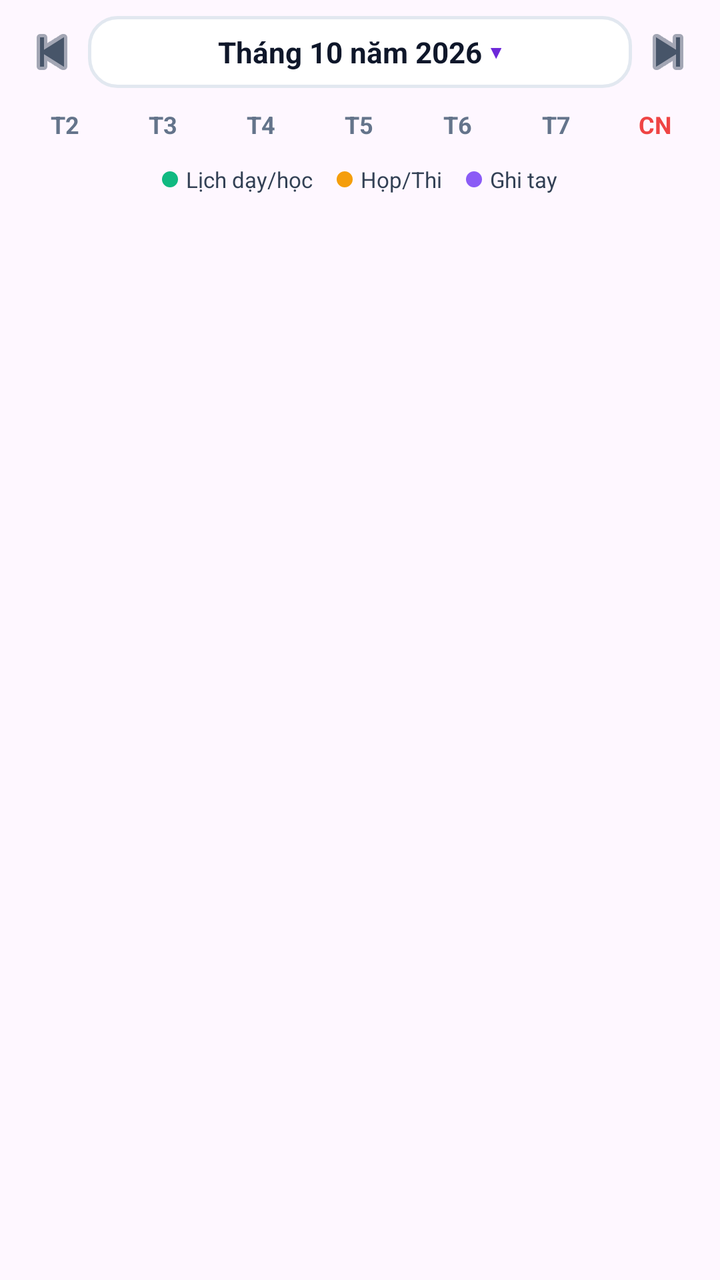
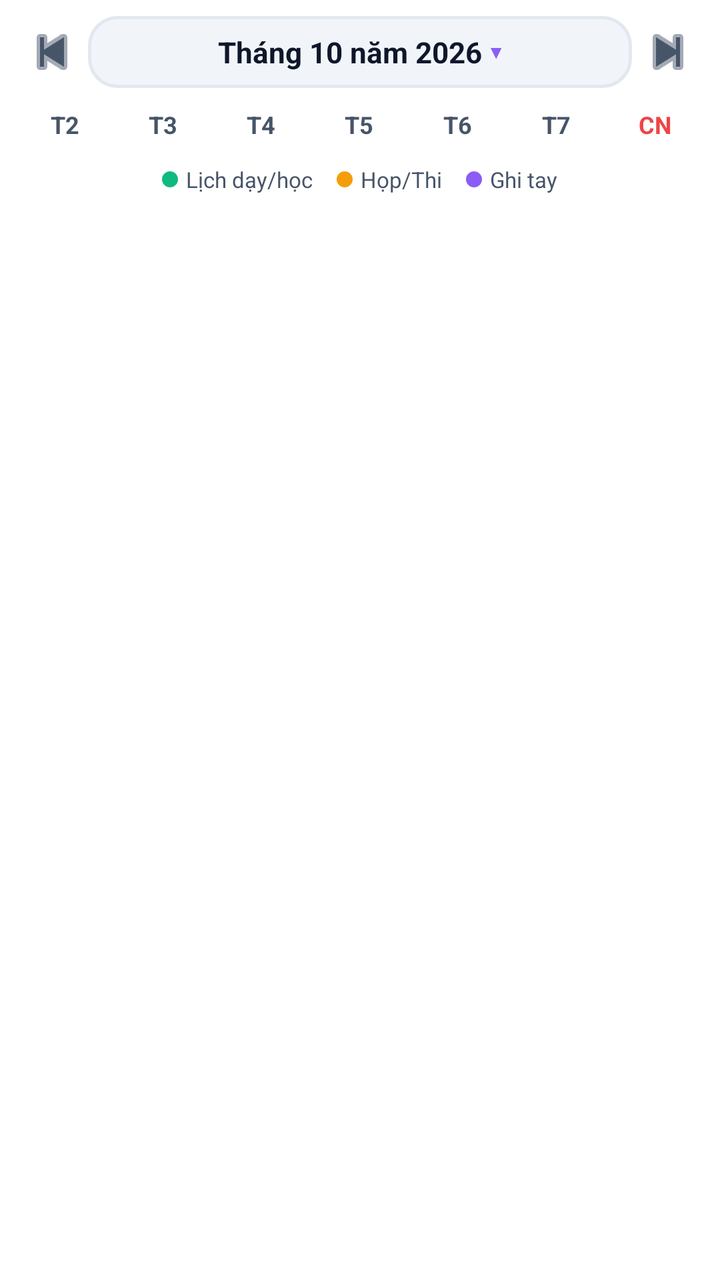

An Android layout rendered at two revisions. The XML below is the earlier revision; the diff shows what the commit changed to produce the second picture.
<!-- AndroidManifest.xml: application theme Theme.LectuPlan -->
<!-- res/layout/view_custom_calendar.xml -->
<?xml version="1.0" encoding="utf-8"?>
<LinearLayout xmlns:android="http://schemas.android.com/apk/res/android"
    android:id="@+id/layoutCustomCalendarRoot"
    android:layout_width="match_parent"
    android:layout_height="wrap_content"
    android:orientation="vertical"
    android:padding="8dp">

    
    <LinearLayout
        android:layout_width="match_parent"
        android:layout_height="wrap_content"
        android:orientation="horizontal"
        android:gravity="center_vertical"
        android:paddingBottom="6dp">

        <ImageButton
            android:id="@+id/btnCalPrevMonth"
            android:layout_width="36dp"
            android:layout_height="36dp"
            android:background="?attr/selectableItemBackgroundBorderless"
            android:src="@android:drawable/ic_media_previous"
            android:tint="#475569"
            android:contentDescription="Tháng trước" />

        <LinearLayout
            android:id="@+id/btnPickMonthYear"
            android:layout_width="0dp"
            android:layout_height="36dp"
            android:layout_weight="1"
            android:orientation="horizontal"
            android:gravity="center"
            android:background="@drawable/bg_search_input"
            android:paddingHorizontal="10dp"
            android:clickable="true"
            android:focusable="true">

            <TextView
                android:id="@+id/tvCalMonthTitle"
                android:layout_width="wrap_content"
                android:layout_height="wrap_content"
                android:text="Tháng 10 năm 2026"
                android:textColor="#0F172A"
                android:textSize="14.5sp"
                android:textStyle="bold" />

            <TextView
                android:layout_width="wrap_content"
                android:layout_height="wrap_content"
                android:text=" ▾"
                android:textColor="#6D28D9"
                android:textSize="16sp"
                android:textStyle="bold" />
        </LinearLayout>

        <ImageButton
            android:id="@+id/btnCalNextMonth"
            android:layout_width="36dp"
            android:layout_height="36dp"
            android:background="?attr/selectableItemBackgroundBorderless"
            android:src="@android:drawable/ic_media_next"
            android:tint="#475569"
            android:contentDescription="Tháng sau" />
    </LinearLayout>

    
    <LinearLayout
        android:layout_width="match_parent"
        android:layout_height="wrap_content"
        android:orientation="horizontal"
        android:paddingVertical="4dp">

        <TextView android:layout_width="0dp" android:layout_height="wrap_content" android:layout_weight="1" android:gravity="center" android:text="T2" android:textSize="12sp" android:textColor="#64748B" android:textStyle="bold" />
        <TextView android:layout_width="0dp" android:layout_height="wrap_content" android:layout_weight="1" android:gravity="center" android:text="T3" android:textSize="12sp" android:textColor="#64748B" android:textStyle="bold" />
        <TextView android:layout_width="0dp" android:layout_height="wrap_content" android:layout_weight="1" android:gravity="center" android:text="T4" android:textSize="12sp" android:textColor="#64748B" android:textStyle="bold" />
        <TextView android:layout_width="0dp" android:layout_height="wrap_content" android:layout_weight="1" android:gravity="center" android:text="T5" android:textSize="12sp" android:textColor="#64748B" android:textStyle="bold" />
        <TextView android:layout_width="0dp" android:layout_height="wrap_content" android:layout_weight="1" android:gravity="center" android:text="T6" android:textSize="12sp" android:textColor="#64748B" android:textStyle="bold" />
        <TextView android:layout_width="0dp" android:layout_height="wrap_content" android:layout_weight="1" android:gravity="center" android:text="T7" android:textSize="12sp" android:textColor="#64748B" android:textStyle="bold" />
        <TextView android:layout_width="0dp" android:layout_height="wrap_content" android:layout_weight="1" android:gravity="center" android:text="CN" android:textSize="12sp" android:textColor="#EF4444" android:textStyle="bold" />
    </LinearLayout>

    
    <androidx.recyclerview.widget.RecyclerView
        android:id="@+id/rvCustomCalendarGrid"
        android:layout_width="match_parent"
        android:layout_height="wrap_content"
        android:overScrollMode="never"
        android:nestedScrollingEnabled="false" />

    
    <LinearLayout
        android:layout_width="match_parent"
        android:layout_height="wrap_content"
        android:orientation="horizontal"
        android:gravity="center"
        android:paddingTop="8dp"
        android:paddingBottom="2dp">

        <View
            android:layout_width="8dp"
            android:layout_height="8dp"
            android:background="@drawable/bg_dot_work"
            android:layout_marginEnd="4dp" />
        <TextView
            android:layout_width="wrap_content"
            android:layout_height="wrap_content"
            android:text="Lịch dạy/học"
            android:textSize="11sp"
            android:textColor="#334155"
            android:layout_marginEnd="12dp" />

        <View
            android:layout_width="8dp"
            android:layout_height="8dp"
            android:background="@drawable/bg_dot_meeting"
            android:layout_marginEnd="4dp" />
        <TextView
            android:layout_width="wrap_content"
            android:layout_height="wrap_content"
            android:text="Họp/Thi"
            android:textSize="11sp"
            android:textColor="#334155"
            android:layout_marginEnd="12dp" />

        <View
            android:layout_width="8dp"
            android:layout_height="8dp"
            android:background="@drawable/bg_dot_handwritten"
            android:layout_marginEnd="4dp" />
        <TextView
            android:layout_width="wrap_content"
            android:layout_height="wrap_content"
            android:text="Ghi tay"
            android:textSize="11sp"
            android:textColor="#334155" />
    </LinearLayout>

</LinearLayout>
<!-- resources referenced by this layout -->
<resources>
  <!-- drawable bg_dot_handwritten (drawable) -->
  <?xml version="1.0" encoding="utf-8"?>
  <shape xmlns:android="http://schemas.android.com/apk/res/android"
      android:shape="oval">
      <solid android:color="#8B5CF6" />
  </shape>
  <!-- drawable bg_dot_meeting (drawable) -->
  <?xml version="1.0" encoding="utf-8"?>
  <shape xmlns:android="http://schemas.android.com/apk/res/android"
      android:shape="oval">
      <solid android:color="#F59E0B" />
  </shape>
  <!-- drawable bg_dot_work (drawable) -->
  <?xml version="1.0" encoding="utf-8"?>
  <shape xmlns:android="http://schemas.android.com/apk/res/android"
      android:shape="oval">
      <solid android:color="#10B981" />
  </shape>
  <!-- drawable bg_search_input (drawable) -->
  <?xml version="1.0" encoding="utf-8"?>
  <shape xmlns:android="http://schemas.android.com/apk/res/android"
      android:shape="rectangle">
      <solid android:color="#FFFFFF" />
      <corners android:radius="14dp" />
      <stroke
          android:width="1.5dp"
          android:color="#E2E8F0" />
  </shape>
  <style name="Theme.LectuPlan" parent="Base.Theme.LectuPlan" />
  <style name="Base.Theme.LectuPlan" parent="Theme.Material3.DayNight.NoActionBar">
          
          <item name="android:windowLightStatusBar" tools:targetApi="23">true</item>
          <item name="android:windowLightNavigationBar" tools:targetApi="27">true</item>
      </style>
</resources>

<!-- the commit's change to res/layout/view_custom_calendar.xml (unified diff, before → after) -->
@@ -1,9 +1,11 @@
 <?xml version="1.0" encoding="utf-8"?>
 <LinearLayout xmlns:android="http://schemas.android.com/apk/res/android"
+    xmlns:app="http://schemas.android.com/apk/res-auto"
     android:id="@+id/layoutCustomCalendarRoot"
     android:layout_width="match_parent"
     android:layout_height="wrap_content"
     android:orientation="vertical"
+    android:background="@color/surface_calendar_bg"
     android:padding="8dp">
 
     
@@ -20,7 +22,7 @@
             android:layout_height="36dp"
             android:background="?attr/selectableItemBackgroundBorderless"
             android:src="@android:drawable/ic_media_previous"
-            android:tint="#475569"
+            app:tint="@color/text_secondary"
             android:contentDescription="Tháng trước" />
 
         <LinearLayout
@@ -40,7 +42,7 @@
                 android:layout_width="wrap_content"
                 android:layout_height="wrap_content"
                 android:text="Tháng 10 năm 2026"
-                android:textColor="#0F172A"
+                android:textColor="@color/text_primary"
                 android:textSize="14.5sp"
                 android:textStyle="bold" />
 
@@ -48,7 +50,7 @@
                 android:layout_width="wrap_content"
                 android:layout_height="wrap_content"
                 android:text=" ▾"
-                android:textColor="#6D28D9"
+                android:textColor="#8B5CF6"
                 android:textSize="16sp"
                 android:textStyle="bold" />
         </LinearLayout>
@@ -59,7 +61,7 @@
             android:layout_height="36dp"
             android:background="?attr/selectableItemBackgroundBorderless"
             android:src="@android:drawable/ic_media_next"
-            android:tint="#475569"
+            app:tint="@color/text_secondary"
             android:contentDescription="Tháng sau" />
     </LinearLayout>
 
@@ -70,12 +72,12 @@
         android:orientation="horizontal"
         android:paddingVertical="4dp">
 
-        <TextView android:layout_width="0dp" android:layout_height="wrap_content" android:layout_weight="1" android:gravity="center" android:text="T2" android:textSize="12sp" android:textColor="#64748B" android:textStyle="bold" />
-        <TextView android:layout_width="0dp" android:layout_height="wrap_content" android:layout_weight="1" android:gravity="center" android:text="T3" android:textSize="12sp" android:textColor="#64748B" android:textStyle="bold" />
-        <TextView android:layout_width="0dp" android:layout_height="wrap_content" android:layout_weight="1" android:gravity="center" android:text="T4" android:textSize="12sp" android:textColor="#64748B" android:textStyle="bold" />
-        <TextView android:layout_width="0dp" android:layout_height="wrap_content" android:layout_weight="1" android:gravity="center" android:text="T5" android:textSize="12sp" android:textColor="#64748B" android:textStyle="bold" />
-        <TextView android:layout_width="0dp" android:layout_height="wrap_content" android:layout_weight="1" android:gravity="center" android:text="T6" android:textSize="12sp" android:textColor="#64748B" android:textStyle="bold" />
-        <TextView android:layout_width="0dp" android:layout_height="wrap_content" android:layout_weight="1" android:gravity="center" android:text="T7" android:textSize="12sp" android:textColor="#64748B" android:textStyle="bold" />
+        <TextView android:layout_width="0dp" android:layout_height="wrap_content" android:layout_weight="1" android:gravity="center" android:text="T2" android:textSize="12sp" android:textColor="@color/text_secondary" android:textStyle="bold" />
+        <TextView android:layout_width="0dp" android:layout_height="wrap_content" android:layout_weight="1" android:gravity="center" android:text="T3" android:textSize="12sp" android:textColor="@color/text_secondary" android:textStyle="bold" />
+        <TextView android:layout_width="0dp" android:layout_height="wrap_content" android:layout_weight="1" android:gravity="center" android:text="T4" android:textSize="12sp" android:textColor="@color/text_secondary" android:textStyle="bold" />
+        <TextView android:layout_width="0dp" android:layout_height="wrap_content" android:layout_weight="1" android:gravity="center" android:text="T5" android:textSize="12sp" android:textColor="@color/text_secondary" android:textStyle="bold" />
+        <TextView android:layout_width="0dp" android:layout_height="wrap_content" android:layout_weight="1" android:gravity="center" android:text="T6" android:textSize="12sp" android:textColor="@color/text_secondary" android:textStyle="bold" />
+        <TextView android:layout_width="0dp" android:layout_height="wrap_content" android:layout_weight="1" android:gravity="center" android:text="T7" android:textSize="12sp" android:textColor="@color/text_secondary" android:textStyle="bold" />
         <TextView android:layout_width="0dp" android:layout_height="wrap_content" android:layout_weight="1" android:gravity="center" android:text="CN" android:textSize="12sp" android:textColor="#EF4444" android:textStyle="bold" />
     </LinearLayout>
 
@@ -106,7 +108,7 @@
             android:layout_height="wrap_content"
             android:text="Lịch dạy/học"
             android:textSize="11sp"
-            android:textColor="#334155"
+            android:textColor="@color/text_secondary"
             android:layout_marginEnd="12dp" />
 
         <View
@@ -119,7 +121,7 @@
             android:layout_height="wrap_content"
             android:text="Họp/Thi"
             android:textSize="11sp"
-            android:textColor="#334155"
+            android:textColor="@color/text_secondary"
             android:layout_marginEnd="12dp" />
 
         <View
@@ -132,7 +134,7 @@
             android:layout_height="wrap_content"
             android:text="Ghi tay"
             android:textSize="11sp"
-            android:textColor="#334155" />
+            android:textColor="@color/text_secondary" />
     </LinearLayout>
 
 </LinearLayout>
<!-- resource entries referenced after the edit -->
@@ -1,5 +1,8 @@
 <!-- resources referenced by this layout -->
 <resources>
+  <color name="surface_calendar_bg">#FFFFFF</color>
+  <color name="text_primary">#0F172A</color>
+  <color name="text_secondary">#475569</color>
   <!-- drawable bg_dot_handwritten (drawable) -->
   <?xml version="1.0" encoding="utf-8"?>
   <shape xmlns:android="http://schemas.android.com/apk/res/android"
@@ -22,17 +25,26 @@
   <?xml version="1.0" encoding="utf-8"?>
   <shape xmlns:android="http://schemas.android.com/apk/res/android"
       android:shape="rectangle">
-      <solid android:color="#FFFFFF" />
+      <solid android:color="@color/surface_card_secondary" />
       <corners android:radius="14dp" />
       <stroke
           android:width="1.5dp"
-          android:color="#E2E8F0" />
+          android:color="@color/border_subtle" />
   </shape>
   <style name="Theme.LectuPlan" parent="Base.Theme.LectuPlan" />
+  <color name="surface_card_secondary">#F1F5F9</color>
+  <color name="border_subtle">#E2E8F0</color>
   <style name="Base.Theme.LectuPlan" parent="Theme.Material3.DayNight.NoActionBar">
+          <item name="android:windowBackground">@color/window_background</item>
+          <item name="colorSurface">@color/surface_card</item>
+          <item name="colorOnSurface">@color/text_primary</item>
+          <item name="colorSurfaceVariant">@color/surface_card_secondary</item>
+          <item name="colorOnSurfaceVariant">@color/text_secondary</item>
           
           <item name="android:windowLightStatusBar" tools:targetApi="23">true</item>
           <item name="android:windowLightNavigationBar" tools:targetApi="27">true</item>
       </style>
+  <color name="window_background">#F8FAFC</color>
+  <color name="surface_card">#FFFFFF</color>
 </resources>
 
